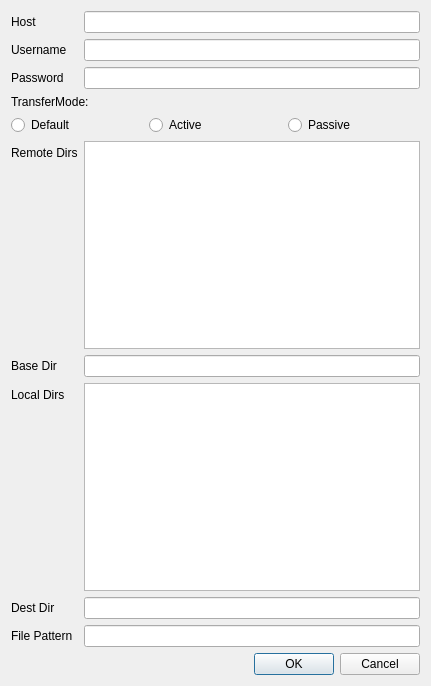
First picture: the form in src/main/python/ui/config.ui, repository zeroam/filedown, before the edit.
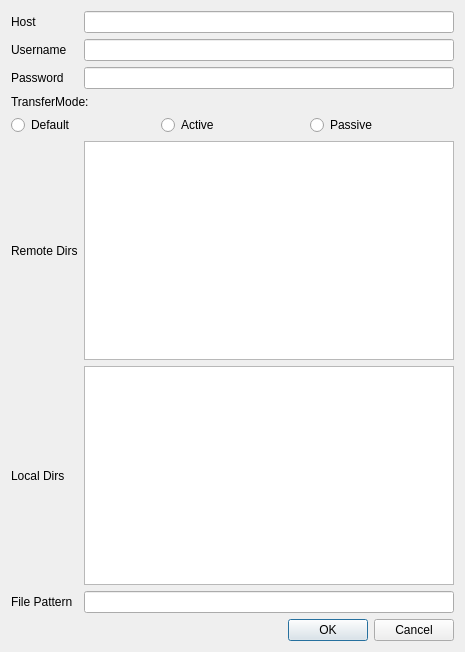
Second picture: the form after the edit.

Commit message: update config ui, apply config ui value to main window - rewrite .yml file when config OK button clicked - remove unused variable in config.ui

Patch:
```diff
--- a/src/main/python/ui/config.ui
+++ b/src/main/python/ui/config.ui
@@ -6,8 +6,8 @@
    <rect>
     <x>0</x>
     <y>0</y>
-    <width>431</width>
-    <height>686</height>
+    <width>465</width>
+    <height>652</height>
    </rect>
   </property>
   <property name="windowTitle">
@@ -15,7 +15,7 @@
   </property>
   <layout class="QVBoxLayout" name="verticalLayout_2">
    <item>
-    <layout class="QFormLayout" name="formLayout">
+    <layout class="QGridLayout" name="gridLayout">
      <item row="0" column="0">
       <widget class="QLabel" name="labelHost">
        <property name="text">
@@ -93,45 +93,25 @@
       <widget class="QTextEdit" name="textEditRemoteDirs"/>
      </item>
      <item row="5" column="0">
-      <widget class="QLabel" name="labelBaseDir">
+      <widget class="QLabel" name="labelLocalDirs">
        <property name="text">
-        <string>Base Dir</string>
+        <string>Local Dirs</string>
        </property>
       </widget>
      </item>
      <item row="5" column="1">
-      <widget class="QLineEdit" name="lineEditBaseDir"/>
-     </item>
-     <item row="7" column="1">
       <widget class="QTextEdit" name="textEditLocalDirs"/>
      </item>
-     <item row="10" column="0">
+     <item row="6" column="0">
       <widget class="QLabel" name="labelFilePattern">
        <property name="text">
         <string>File Pattern</string>
        </property>
       </widget>
      </item>
-     <item row="10" column="1">
+     <item row="6" column="1">
       <widget class="QLineEdit" name="lineEditFilePattern"/>
      </item>
-     <item row="8" column="1">
-      <widget class="QLineEdit" name="lineEditDestDir"/>
-     </item>
-     <item row="7" column="0">
-      <widget class="QLabel" name="labelLocalDirs">
-       <property name="text">
-        <string>Local Dirs</string>
-       </property>
-      </widget>
-     </item>
-     <item row="8" column="0">
-      <widget class="QLabel" name="labelDestDir">
-       <property name="text">
-        <string>Dest Dir</string>
-       </property>
-      </widget>
-     </item>
     </layout>
    </item>
    <item>
```
The commit also changes 3 other files.
